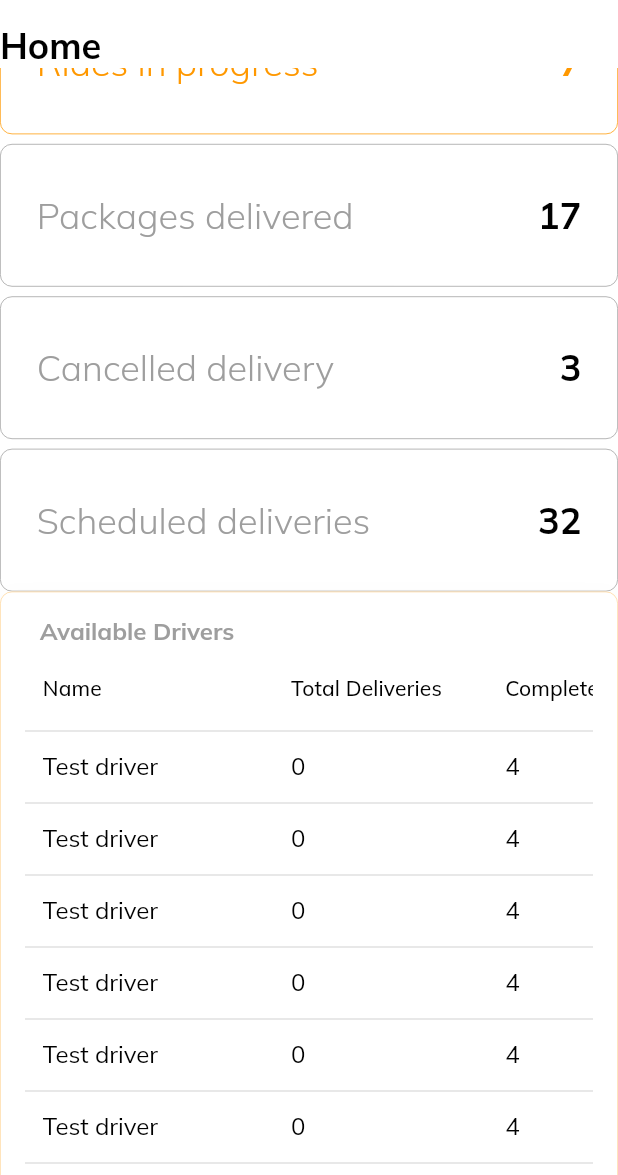
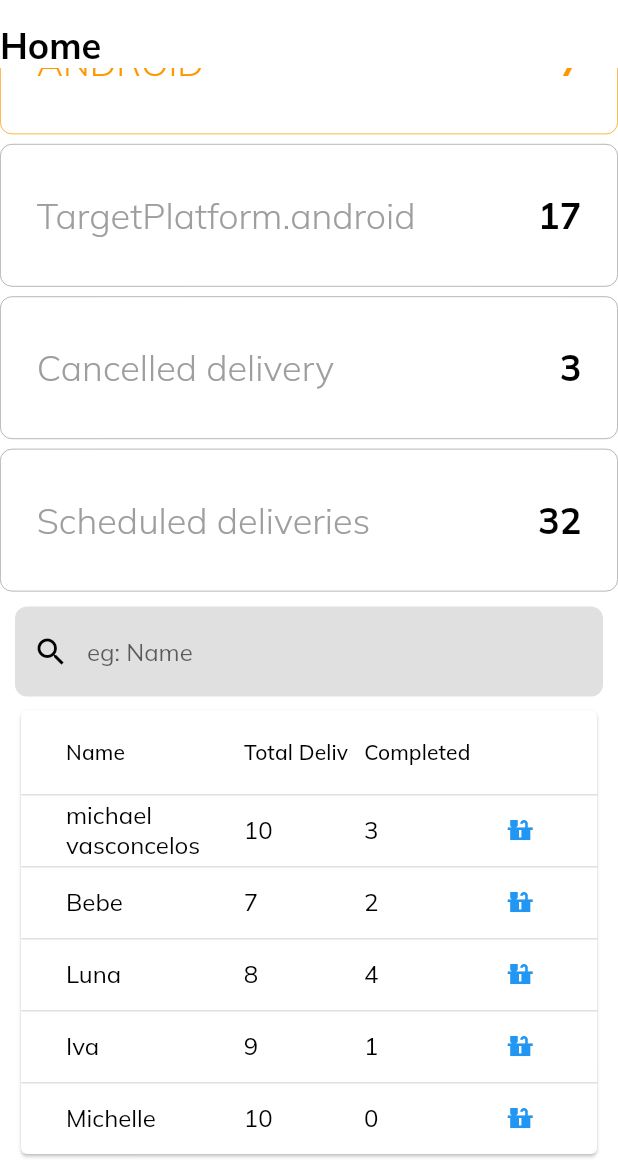
Before and after one commit to MimiV/DeliveryPortal, a Flutter app: the SiteLayout screen opened directly, scrolled down 107 dp, on a phone screen of 412 x 824 dp, the part 61-1236 px from its top. Run offline on Flutter 3.47's test engine with Material 2 defaults, Android fonts, the phone set to English and light mode, and no system bars; drawn by our look-alikes of data_table_2; our stand-ins replace charts_flutter, cloud_firestore, firebase_auth, firebase_core, firebase_database, get and 3 more; missing offline and left inert: username_gen; accounts and stored records are empty; statements that could not run were skipped.

Commit message:
test stuff

```diff
--- /dev/null
+++ b/lib/MainPage.dart
@@ -0,0 +1,34 @@
+import 'package:firebase_auth/firebase_auth.dart';
+import 'package:flutter/material.dart';
+import 'package:flutter/src/foundation/key.dart';
+import 'package:flutter/src/widgets/framework.dart';
+
+import 'layout.dart';
+import 'views/authentication/authentication.dart';
+
+class MainPage extends StatelessWidget {
+  const MainPage({Key? key}) : super(key: key);
+
+  @override
+  Widget build(BuildContext context) {
+    return Scaffold(
+      body: StreamBuilder<User?>(
+        stream: FirebaseAuth.instance.authStateChanges(),
+        builder: (context,snapshot){
+          if (snapshot.connectionState == ConnectionState.waiting) {
+            return const Center(
+              child: CircularProgressIndicator()
+            );
+          } else {
+            if(snapshot.hasData){
+              return SiteLayout();
+            } else {
+              return const AuthenticationPage();
+            }
+          }
+        }
+      )
+    );
+
+  }
+}
--- a/lib/main.dart
+++ b/lib/main.dart
@@ -1,9 +1,11 @@
+import 'package:deliveryportal/MainPage.dart';
 import 'package:deliveryportal/constants/style.dart';
 import 'package:deliveryportal/controllers/menu_controller.dart';
 import 'package:deliveryportal/routes/route.dart';
 import 'package:deliveryportal/views/404/error_page.dart';
 import 'package:deliveryportal/views/authentication/auth.dart';
 import 'package:deliveryportal/views/authentication/authentication.dart';
+import 'package:deliveryportal/views/drivers/driver.dart';
 import 'package:firebase_auth/firebase_auth.dart';
 import 'package:firebase_core/firebase_core.dart';
 import 'package:flutter/material.dart';
@@ -14,6 +16,7 @@ import 'controllers/navigation_controller.dart';
 import 'layout.dart';
 
 Future<void> main() async {
+  WidgetsFlutterBinding.ensureInitialized();
   SharedPreferences prefs = await SharedPreferences.getInstance();
   Get.put(MenuController());
   Get.put(NavigationController());
@@ -40,18 +43,21 @@ class MyApp extends StatelessWidget {
 
   @override
   Widget build(BuildContext context) {
-    print(isLogged);
+   // print(isLogged);
 
     return GetMaterialApp (
-      initialRoute: isLogged ? homePageRoute : authenticationPageRoute,
+      initialRoute: rootRoute,
+      home: MainPage(),
       unknownRoute: GetPage (
         name: "/not-found",
         page: () => PageNotFound(),
         transition: Transition.fadeIn
       ),
       getPages: [
-        GetPage(name: rootRoute, page: () => SiteLayout()),
+        GetPage(name: rootRoute, page: () => MainPage()),
         GetPage(name: authenticationPageRoute, page: () => AuthenticationPage()),
+        GetPage(name: "/driver", page: () => DriversPage()),
+
       ],
       // used for the getX routing controller
       debugShowCheckedModeBanner: false, // disable debugger badge
--- /dev/null
+++ b/lib/models/drivers_mode.dart
@@ -0,0 +1,7 @@
+class Drivers{
+  String? name;
+  int? today_deliveries;
+  int? completed;
+
+  Drivers(this.name, this.today_deliveries, this.completed);
+}
--- a/lib/routes/route.dart
+++ b/lib/routes/route.dart
@@ -2,6 +2,8 @@ const rootRoute = "/";
 
 const homePageDisplayName = "Home";
 const homePageRoute = "/home";
+
+const mainPageRoute = "/";
 
 const driversPageDisplayName = "Driver";
 const driversPageRoute = "/driver";
--- a/lib/views/home/home.dart
+++ b/lib/views/home/home.dart
@@ -4,10 +4,11 @@ import 'package:deliveryportal/views/home/widgets/available_drivers_table.dart';
 import 'package:deliveryportal/views/home/widgets/home_cards_large.dart';
 import 'package:deliveryportal/views/home/widgets/home_cards_medium.dart';
 import 'package:deliveryportal/views/home/widgets/home_cards_small.dart';
-import 'package:deliveryportal/views/notifications/notifications.dart';
 import 'package:deliveryportal/widgets/custom_text.dart';
 import 'package:flutter/material.dart';
 import 'package:get/get.dart';
+
+import '../notifications/listTest.dart';
 
 class HomePage extends StatelessWidget {
   const HomePage({Key? key}) : super(key: key);
@@ -29,6 +30,7 @@ class HomePage extends StatelessWidget {
           )),
       Expanded(
           child: ListView(
+            shrinkWrap: true,
         children: [
           if (ResponsiveWidget.isLargeScreen(context) ||
               ResponsiveWidget.isMediumScreen(context))
@@ -42,7 +44,8 @@ class HomePage extends StatelessWidget {
           //   RevenueSectionLarge()
           // else
           //   RevenueSectionSmall(),
-          Notifications(),
+          //Notifications(),
+          ListTest(),
           //const AvailableDriversTable(),
         ],
       ))
--- a/lib/views/home/widgets/home_cards_large.dart
+++ b/lib/views/home/widgets/home_cards_large.dart
@@ -1,3 +1,5 @@
+import 'dart:io';
+
 import 'package:flutter/material.dart';
 import 'package:flutter/src/foundation/key.dart';
 import 'package:flutter/src/widgets/framework.dart';
@@ -11,10 +13,11 @@ class HomeCardsLargeScreen extends StatelessWidget {
   @override
   Widget build(BuildContext context) {
     double _width = MediaQuery.of(context).size.width; // screen size
+    var plat = Theme.of(context).platform;
     return Row(
       children: [
         InfoCard(
-          title: "Total Deliveries",
+          title: TargetPlatform.android == plat  ? "ANDROID" : "Total Deliveries",
           value: "7",
           onTap: () {
             // var testdata = {
--- a/lib/views/home/widgets/home_cards_medium.dart
+++ b/lib/views/home/widgets/home_cards_medium.dart
@@ -7,14 +7,14 @@ class HomeCardsMediumScreen extends StatelessWidget {
   @override
   Widget build(BuildContext context) {
     double _width = MediaQuery.of(context).size.width;
-
+    var plat = Theme.of(context).platform;
     return Column(
       mainAxisSize: MainAxisSize.min,
       children: [
         Row(
           children: [
             InfoCard(
-              title: "Rides in progress",
+              title: TargetPlatform.android == plat  ? "ANDROID" : "Total Deliveries",
               value: "7",
               onTap: () {},
               topColor: Colors.orange,
--- a/lib/views/home/widgets/home_cards_small.dart
+++ b/lib/views/home/widgets/home_cards_small.dart
@@ -1,5 +1,7 @@
+import 'dart:io';
+
 import 'package:flutter/material.dart';
-
+import 'package:flutter/foundation.dart';
 import 'info_card_small.dart';
 
 class HomeCardsSmallScreen extends StatelessWidget {
@@ -8,13 +10,13 @@ class HomeCardsSmallScreen extends StatelessWidget {
   @override
   Widget build(BuildContext context) {
     double _width = MediaQuery.of(context).size.width;
-
+    var plat = Theme.of(context).platform;
     return Container(
       height: 400,
       child: Column(
         children: [
           InfoCardSmall(
-            title: "Rides in progress",
+            title: TargetPlatform.android == plat  ? "ANDROID" : "Total Deliveries",
             value: "7",
             onTap: () {},
             isActive: true,
@@ -23,7 +25,7 @@ class HomeCardsSmallScreen extends StatelessWidget {
             height: _width / 64,
           ),
           InfoCardSmall(
-            title: "Packages delivered",
+            title: TargetPlatform.android.toString(),
             value: "17",
             onTap: () {},
           ),
--- /dev/null
+++ b/lib/views/notifications/listTest.dart
@@ -0,0 +1,166 @@
+import 'dart:math';
+
+import 'package:data_table_2/data_table_2.dart';
+import 'package:flutter/material.dart';
+
+import '../../constants/style.dart';
+import '../../models/drivers_mode.dart';
+import '../../widgets/custom_text.dart';
+
+class ListTest extends StatefulWidget {
+  ListTest({Key? key}) : super(key: key);
+
+  @override
+  State<ListTest> createState() => _ListTestState();
+}
+
+class _ListTestState extends State<ListTest> {
+  static List<Drivers> current_drivers = [
+    Drivers("michael vasconcelos", 10, 3),
+    Drivers("Bebe", 7, 2),
+    Drivers("Luna", 8, 4),
+    Drivers("Iva", 9, 1),
+    Drivers("Michelle", 10, 0),
+  ];
+
+  // list to be displayed and filtered
+  List<Drivers> display_list = List.from(current_drivers);
+
+  void updateList(String value) {
+
+    setState(() {
+      display_list = current_drivers.where((element) => element.name!.toLowerCase().contains(value.toLowerCase())).toList();
+    });
+  }
+  @override
+  Widget build(BuildContext context) {
+    double _width = MediaQuery.of(context).size.width;
+    //final items = List<String>.generate(10000, (i) => 'Item $i');
+    return Container(
+      padding: const EdgeInsets.all(5),
+      margin: const EdgeInsets.all(5),
+      child: Column(
+        mainAxisSize: MainAxisSize.min,
+        mainAxisAlignment: MainAxisAlignment.start,
+        crossAxisAlignment: CrossAxisAlignment.start,
+        children: [
+          TextField(
+            onChanged: (value) => updateList(value),
+            style: const TextStyle(color: Colors.black),
+            decoration: InputDecoration(
+                filled: true,
+                fillColor: Colors.black12,
+                border: OutlineInputBorder(
+                    borderRadius: BorderRadius.circular(8.0),
+                    borderSide: BorderSide.none),
+                hintText: "eg: Name",
+                prefixIcon: const Icon(Icons.search),
+                prefixIconColor: Colors.black),
+          ),
+          const SizedBox(
+            height: 5.0,
+          ),
+
+          Card(
+            color: light,
+
+            child:
+          SingleChildScrollView(
+            physics: const ScrollPhysics(),
+            child: Column(
+              mainAxisAlignment: MainAxisAlignment.center,
+              crossAxisAlignment: CrossAxisAlignment.center,
+              children: [
+              DataTable2(
+              columnSpacing: 10,
+              horizontalMargin: 30,
+              //minWidth: _width / 2,
+              columns: const [
+              DataColumn2(
+                  label: Text("Name"),
+                  size: ColumnSize.L,
+                ),
+                DataColumn2(
+                  label: Text('Total Deliveries'),
+                  size: ColumnSize.S
+                ),
+                DataColumn2(
+                  label: Text('Completed'),
+                  size: ColumnSize.S
+                ),
+                DataColumn2(
+                  label: Text(''),
+                  size: ColumnSize.S
+                ),
+              ],
+              rows: List.generate(
+                display_list.length,
+                (index) => DataRow(cells: [
+                  DataCell(CustomText(text: display_list[index].name!)),
+                  DataCell(CustomText(text: '${display_list[index].today_deliveries}')),
+                  DataCell(Row(
+                    //mainAxisSize: MainAxisSize.min,
+                    children: [
+                      CustomText(
+                        text: '${current_drivers[index].completed}',
+                      )
+                    ],
+                  )),
+                  DataCell(
+                    Row(
+                      mainAxisAlignment: MainAxisAlignment.start,
+                      //mainAxisSize: MainAxisSize.min,
+                      children: [
+                        IconButton(
+                          onPressed: () => {},
+                          hoverColor: Colors.amber,
+                          icon:Icon(Icons.countertops ,color: Colors.blue,size: 20,),
+                        ),
+                        // Container(
+                        //   width: 1,
+                        //   height: 1,
+                        //   color: Colors.white,
+                        // ),
+                        // IconButton(
+                        //   onPressed: () => {},
+                        //     icon:Icon(Icons.edit,color: Colors.black,size: 15,),
+
+                        // ),
+                        // Container(
+                        //   width: 1,
+                        //   height: 1,
+                        //   color: Colors.white,
+                        // ),
+                        // IconButton(
+                        //   onPressed: () {},
+                        //   icon:Icon(Icons.star,color: Colors.deepOrange,size: 15,),
+                        // )
+
+
+
+                      ],
+                    ),
+
+                  )
+                ]),
+              )),
+
+            ]
+            )
+
+
+
+
+
+
+
+
+
+
+            ))
+            ]
+          )
+      );
+    // LIST TILE FOR DRIVER DELIVERIES!!!
+  }
+}
```
